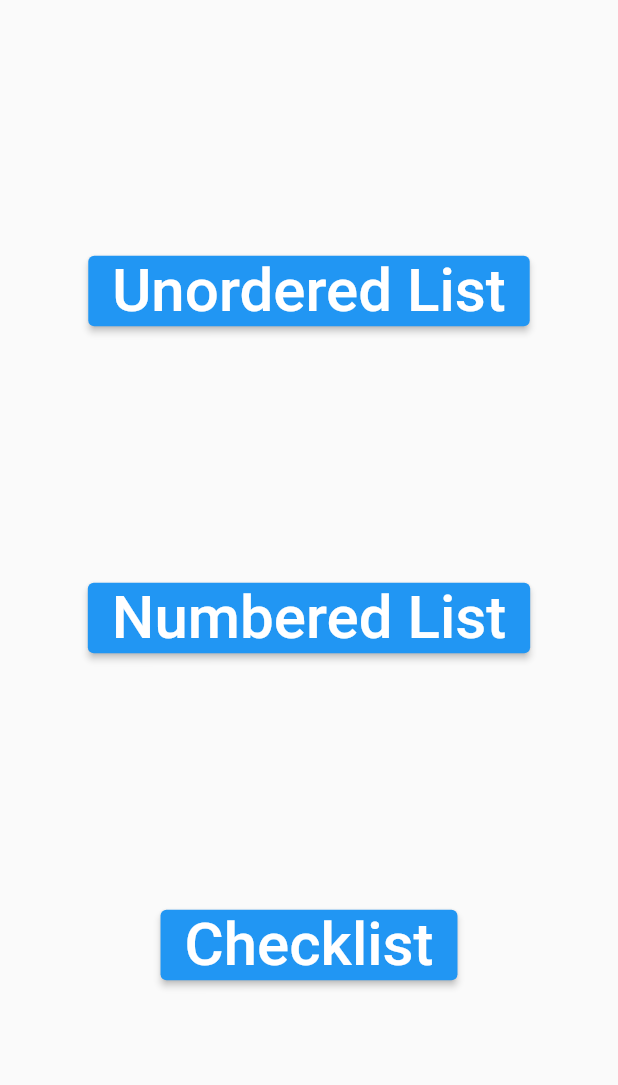
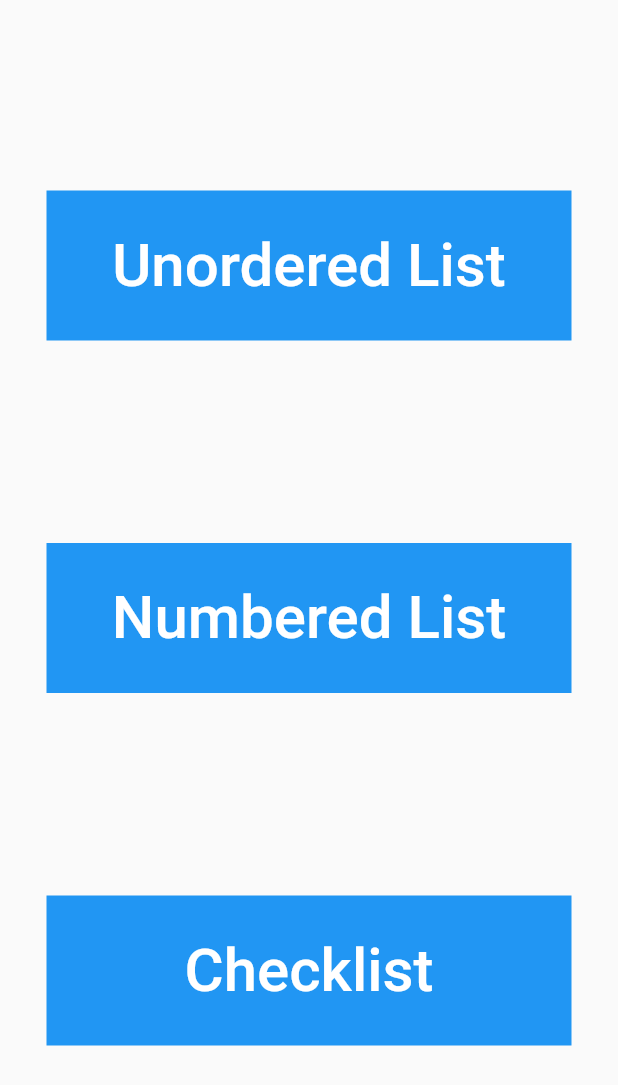
Before and after one commit to DoodleDeBug/listApp, a Flutter app: the Lists screen opened directly, on a phone screen of 412 x 824 dp. Shown: the top 1085 px of the screen. Run offline on Flutter 3.47's test engine with Material 2 defaults, Android fonts, the phone set to English and light mode, and no system bars; statements that could not run were skipped.

Commit message:
make better looking choose list-type buttons part 2

```diff
--- a/list_app/lib/listTypes.dart
+++ b/list_app/lib/listTypes.dart
@@ -19,30 +19,57 @@ class _ListsState extends State<Lists> {
         child: Column(
           mainAxisAlignment: MainAxisAlignment.spaceEvenly,
           children: <Widget>[
-            ElevatedButton(
-              onPressed: () {},
+            Padding(
+              padding: const EdgeInsets.all(8.0),
+              child: Container(
+                color: Colors.blue,
+                height: 100.0,
+                width: 350.0,
+                child: FlatButton(
                   child: Text(
                     'Unordered List',
                     style: TextStyle(
-                    fontSize: 40.0
+                      fontSize: 40.0,
+                      color: Colors.white,
+                    ),
+                  ),
+                  onPressed: () {},
                 ),
               ),
             ),
-            ElevatedButton(
-              onPressed: () {},
+            Padding(
+              padding: const EdgeInsets.all(8.0),
+              child: Container(
+                color: Colors.blue,
+                height: 100.0,
+                width: 350.0,
+                child: FlatButton(
                   child: Text(
                     'Numbered List',
                     style: TextStyle(
-                    fontSize: 40.0
+                      fontSize: 40.0,
+                      color: Colors.white,
+                    ),
+                  ),
+                  onPressed: () {},
                 ),
               ),
             ),
-            ElevatedButton(
-              onPressed: () {},
+            Padding(
+              padding: const EdgeInsets.all(8.0),
+              child: Container(
+                color: Colors.blue,
+                height: 100.0,
+                width: 350.0,
+                child: FlatButton(
                   child: Text(
                     'Checklist',
                     style: TextStyle(
-                    fontSize: 40.0
+                      fontSize: 40.0,
+                      color: Colors.white,
+                    ),
+                  ),
+                  onPressed: () {},
                 ),
               ),
             ),
```
Also changed, not shown: list_app/lib/main.dart (+1 -75 lines). Lines whose indentation alone changed are shown as unchanged.
